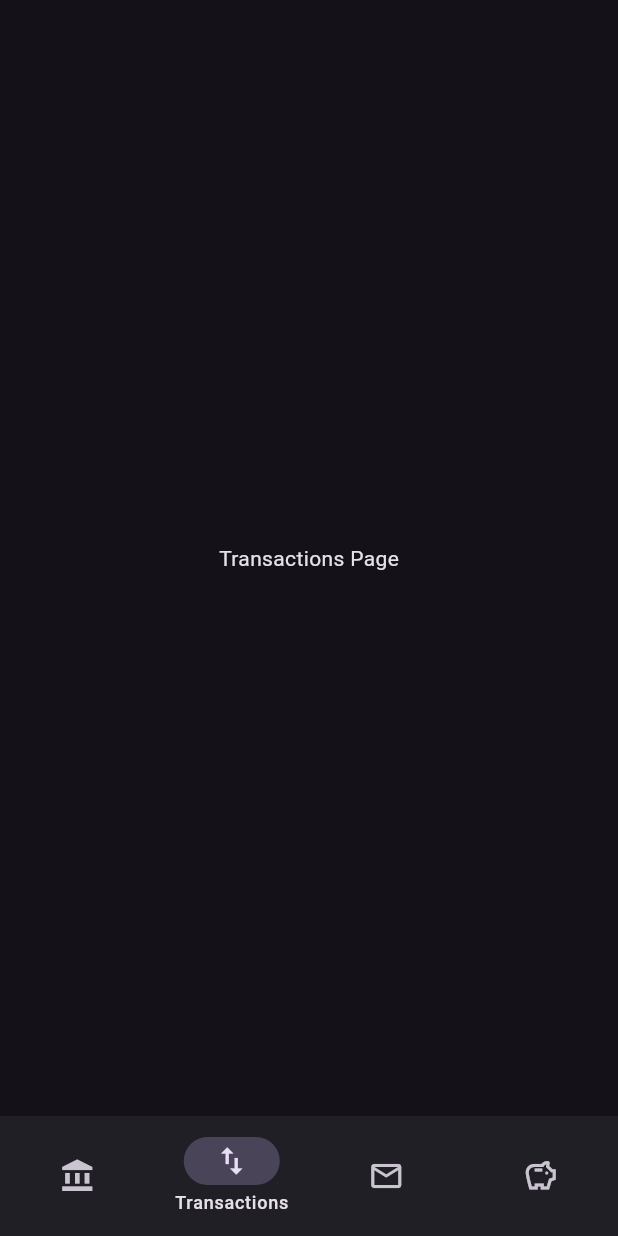
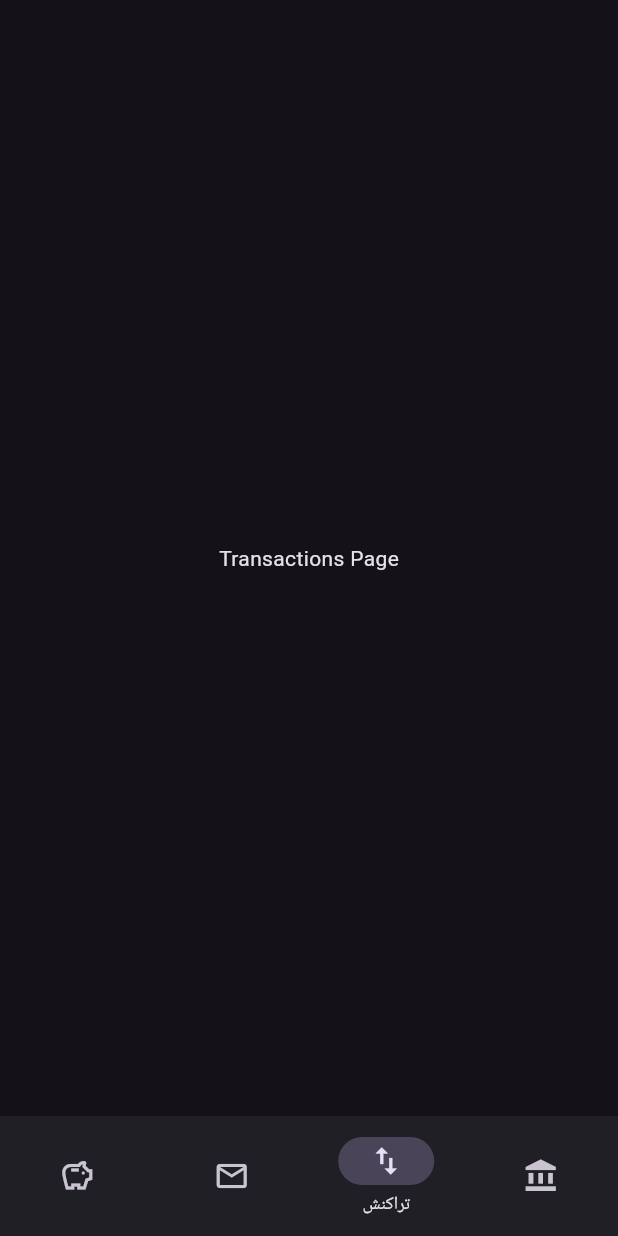
Before and after one commit to iamsaeedbm/jibeto, a Flutter app: the TransactionsPage screen opened by its route, on a phone screen of 412 x 824 dp. Run offline on Flutter 3.47's test engine with Material 3 defaults, Android fonts, the phone set to English and light mode, and no system bars; our stand-ins replace go_router.

Commit message:
modify app routes

```diff
--- /dev/null
+++ b/lib/core/routes/app_routes.dart
@@ -0,0 +1,13 @@
+class AppRoutes {
+  static const String homeUrl = '/home-page';
+  static const String homeName = 'HomePage';
+
+  static const String transactionsUrl = '/transactions-page';
+  static const String transactionsName = 'TransactionsPage';
+
+  static const String bankSmsUrl = '/bank-sms-page';
+  static const String bankSmsName = 'BankSmsPage';
+
+  static const String piggyBankUrl = '/piggy-bank-page';
+  static const String piggyBankName = 'PiggyBankPage';
+}
--- a/lib/core/routes/nav_bar_router.dart
+++ b/lib/core/routes/nav_bar_router.dart
@@ -1,6 +1,7 @@
 import 'package:flutter/material.dart';
 import 'package:go_router/go_router.dart';
-import 'package:jibeto_app/features/presentation/pages/ai_page.dart';
+import 'package:jibeto_app/core/routes/app_routes.dart';
+import 'package:jibeto_app/features/presentation/pages/piggy_bank_page.dart';
 import 'package:jibeto_app/features/presentation/pages/bank_sms_page.dart';
 import 'package:jibeto_app/features/presentation/pages/home_page.dart';
 import 'package:jibeto_app/features/presentation/pages/transactions_page.dart';
@@ -9,7 +10,7 @@ import 'package:jibeto_app/features/presentation/widgets/custom_nav_bar.dart';
 class NavBarRouter {
   static final _navigatorKey = GlobalKey<NavigatorState>();
   static final router = GoRouter(
-      initialLocation: '/home',
+      initialLocation: AppRoutes.homeUrl,
       navigatorKey: _navigatorKey,
 
       ///--- go router error handle---///
@@ -23,7 +24,7 @@ class NavBarRouter {
                 Text('Error: ${state.error}'),
                 ElevatedButton(
                     onPressed: () {
-                      context.go('/home');
+                      context.goNamed(AppRoutes.homeName);
                     },
                     child: Text('Back to Home'))
               ],
@@ -32,7 +33,8 @@ class NavBarRouter {
         );
       },
 
-      ///--- go router error handle---///
+      ///------///
+      ///
       routes: [
         StatefulShellRoute.indexedStack(
             builder: (context, state, navigationShell) {
@@ -41,26 +43,30 @@ class NavBarRouter {
             branches: [
               StatefulShellBranch(routes: [
                 GoRoute(
-                  path: '/home',
-                  builder: (context, state) => HomePage(),
+                  path: AppRoutes.piggyBankUrl,
+                  name: AppRoutes.piggyBankName,
+                  builder: (context, state) => const PiggyBankPage(),
                 )
               ]),
               StatefulShellBranch(routes: [
                 GoRoute(
-                  path: '/transactions',
-                  builder: (context, state) => TransactionsPage(),
+                  path: AppRoutes.bankSmsUrl,
+                  name: AppRoutes.bankSmsName,
+                  builder: (context, state) => const BankSmsPage(),
                 )
               ]),
               StatefulShellBranch(routes: [
                 GoRoute(
-                  path: '/banksms',
-                  builder: (context, state) => BankSmsPage(),
+                  path: AppRoutes.transactionsUrl,
+                  name: AppRoutes.transactionsName,
+                  builder: (context, state) => const TransactionsPage(),
                 )
               ]),
               StatefulShellBranch(routes: [
                 GoRoute(
-                  path: '/ai',
-                  builder: (context, state) => AiPage(),
+                  path: AppRoutes.homeUrl,
+                  name: AppRoutes.homeName,
+                  builder: (context, state) => const HomePage(),
                 )
               ]),
             ])
--- a/lib/features/presentation/pages/ai_page.dart
+++ /dev/null
@@ -1,12 +0,0 @@
-import 'package:flutter/material.dart';
-
-class AiPage extends StatelessWidget {
-  const AiPage({super.key});
-
-  @override
-  Widget build(BuildContext context) {
-    return Scaffold(
-      body: SafeArea(child: Center(child: Text('Ai Page'))),
-    );
-  }
-}
--- /dev/null
+++ b/lib/features/presentation/pages/piggy_bank_page.dart
@@ -0,0 +1,12 @@
+import 'package:flutter/material.dart';
+
+class PiggyBankPage extends StatelessWidget {
+  const PiggyBankPage({super.key});
+
+  @override
+  Widget build(BuildContext context) {
+    return Scaffold(
+      body: SafeArea(child: Center(child: Text('Piggy Bank Page'))),
+    );
+  }
+}
--- a/lib/features/presentation/widgets/custom_nav_bar.dart
+++ b/lib/features/presentation/widgets/custom_nav_bar.dart
@@ -14,13 +14,12 @@ class CustomNavBar extends StatelessWidget {
           labelBehavior: NavigationDestinationLabelBehavior.onlyShowSelected,
           destinations: [
             NavigationDestination(
-                icon: Icon(Icons.account_balance), label: 'Home'),
+                icon: Icon(Icons.savings_outlined), label: 'قلک'),
             NavigationDestination(
-                icon: Icon(Icons.swap_vert), label: 'Transactions'),
+                icon: Icon(Icons.mail_outlined), label: 'پیامک'),
+            NavigationDestination(icon: Icon(Icons.swap_vert), label: 'تراکنش'),
             NavigationDestination(
-                icon: Icon(Icons.mail_outlined), label: 'Bank SMS'),
-            NavigationDestination(
-                icon: Icon(Icons.savings_outlined), label: 'Ai'),
+                icon: Icon(Icons.account_balance), label: 'خانه'),
           ]),
     );
   }
```
